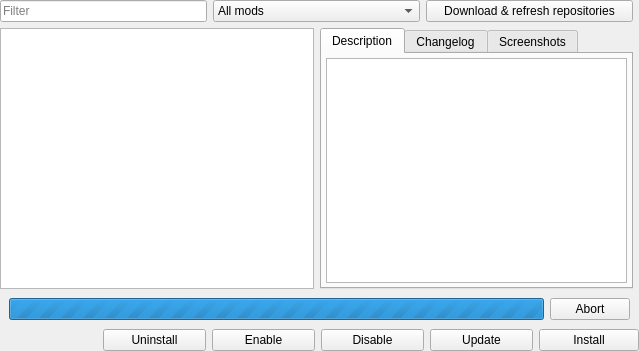
Before: the Qt Designer form launcher/modManager/cmodlistview_moc.ui in vcmi/vcmi, drawn with Qt 5.
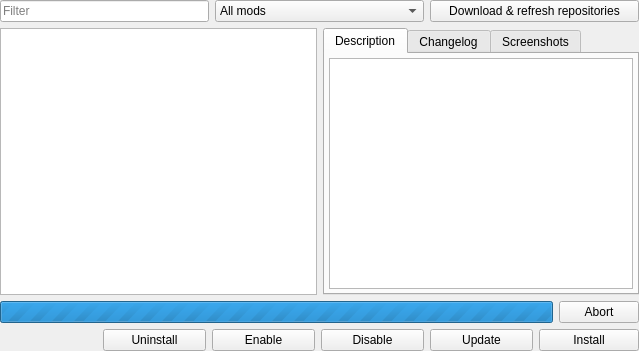
After: the same form once the commit is applied.

Commit message: Simplified internal layout of Mod List, no visible changes

Patch:
```diff
--- a/launcher/modManager/cmodlistview_moc.ui
+++ b/launcher/modManager/cmodlistview_moc.ui
@@ -13,27 +13,22 @@
   <property name="windowTitle">
    <string notr="true"/>
   </property>
-  <layout class="QGridLayout" name="gridLayout_3">
-   <property name="leftMargin">
-    <number>0</number>
-   </property>
-   <property name="topMargin">
-    <number>0</number>
-   </property>
-   <property name="rightMargin">
-    <number>0</number>
-   </property>
-   <property name="bottomMargin">
-    <number>0</number>
-   </property>
-   <property name="verticalSpacing">
-    <number>3</number>
-   </property>
-   <item row="0" column="0">
     <layout class="QVBoxLayout" name="verticalLayout">
      <property name="spacing">
       <number>6</number>
      </property>
+   <property name="leftMargin">
+    <number>0</number>
+   </property>
+   <property name="topMargin">
+    <number>0</number>
+   </property>
+   <property name="rightMargin">
+    <number>0</number>
+   </property>
+   <property name="bottomMargin">
+    <number>0</number>
+   </property>
      <item>
       <layout class="QHBoxLayout" name="horizontalLayout_3">
        <item>
@@ -278,9 +273,7 @@
        </item>
       </layout>
      </item>
-    </layout>
-   </item>
-   <item row="1" column="0" colspan="2">
+   <item>
     <widget class="QWidget" name="progressWidget" native="true">
      <property name="enabled">
       <bool>true</bool>
@@ -299,13 +292,16 @@
      </property>
      <layout class="QHBoxLayout" name="horizontalLayout">
       <property name="leftMargin">
-       <number>9</number>
+       <number>0</number>
       </property>
       <property name="topMargin">
-       <number>6</number>
+       <number>0</number>
+      </property>
+      <property name="rightMargin">
+       <number>0</number>
       </property>
       <property name="bottomMargin">
-       <number>6</number>
+       <number>0</number>
       </property>
       <item>
        <widget class="QProgressBar" name="progressBar">
@@ -348,7 +344,7 @@
      </layout>
     </widget>
    </item>
-   <item row="2" column="0" colspan="2">
+   <item>
     <layout class="QHBoxLayout" name="horizontalLayout_2">
      <property name="spacing">
       <number>6</number>
```
Lines whose indentation alone changed are shown as unchanged.
